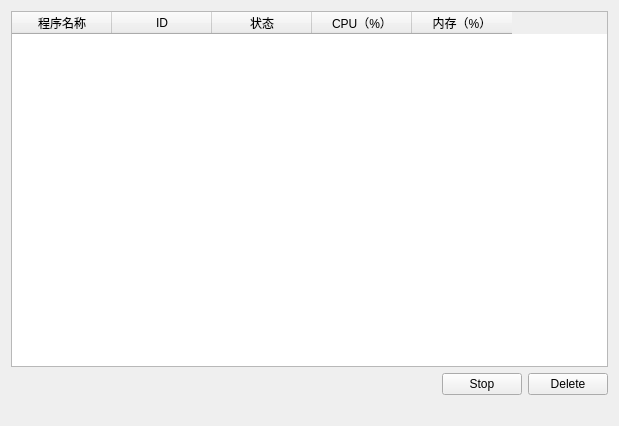
euyy/WatchList, file list.ui: the form before one commit.
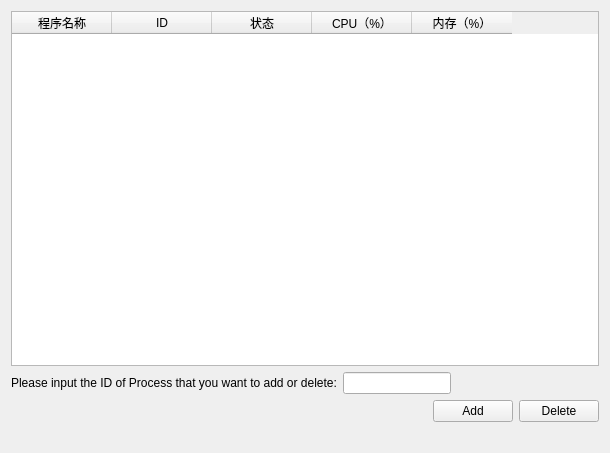
The form after the commit.

Patch:
```diff
--- a/list.ui
+++ b/list.ui
@@ -6,8 +6,8 @@
    <rect>
     <x>0</x>
     <y>0</y>
-    <width>619</width>
-    <height>426</height>
+    <width>610</width>
+    <height>453</height>
    </rect>
   </property>
   <property name="sizePolicy">
@@ -19,7 +19,7 @@
   <property name="windowTitle">
    <string>List</string>
   </property>
-  <layout class="QVBoxLayout" name="verticalLayout_2">
+  <layout class="QHBoxLayout" name="horizontalLayout_3">
    <item>
     <layout class="QVBoxLayout" name="verticalLayout">
      <item>
@@ -54,6 +54,46 @@
        </column>
       </widget>
      </item>
+     <item>
+      <layout class="QHBoxLayout" name="horizontalLayout_2">
+       <item>
+        <widget class="QLabel" name="label">
+         <property name="text">
+          <string>Please input the ID of Process that you want to add or delete:</string>
+         </property>
+        </widget>
+       </item>
+       <item>
+        <widget class="QLineEdit" name="pidEdit">
+         <property name="sizePolicy">
+          <sizepolicy hsizetype="Preferred" vsizetype="Fixed">
+           <horstretch>0</horstretch>
+           <verstretch>0</verstretch>
+          </sizepolicy>
+         </property>
+         <property name="maximumSize">
+          <size>
+           <width>8777215</width>
+           <height>16777215</height>
+          </size>
+         </property>
+        </widget>
+       </item>
+       <item>
+        <spacer name="horizontalSpacer_2">
+         <property name="orientation">
+          <enum>Qt::Horizontal</enum>
+         </property>
+         <property name="sizeHint" stdset="0">
+          <size>
+           <width>40</width>
+           <height>20</height>
+          </size>
+         </property>
+        </spacer>
+       </item>
+      </layout>
+     </item>
      <item>
       <layout class="QHBoxLayout" name="horizontalLayout">
        <item>
@@ -63,7 +103,7 @@
          </property>
          <property name="sizeHint" stdset="0">
           <size>
-           <width>48</width>
+           <width>108</width>
            <height>18</height>
           </size>
          </property>
@@ -75,7 +115,7 @@
           <bool>false</bool>
          </property>
          <property name="text">
-          <string>Stop</string>
+          <string>Add</string>
          </property>
         </widget>
        </item>
```
Left out of the diff: 2 changed lines with no effect on the pictures.
